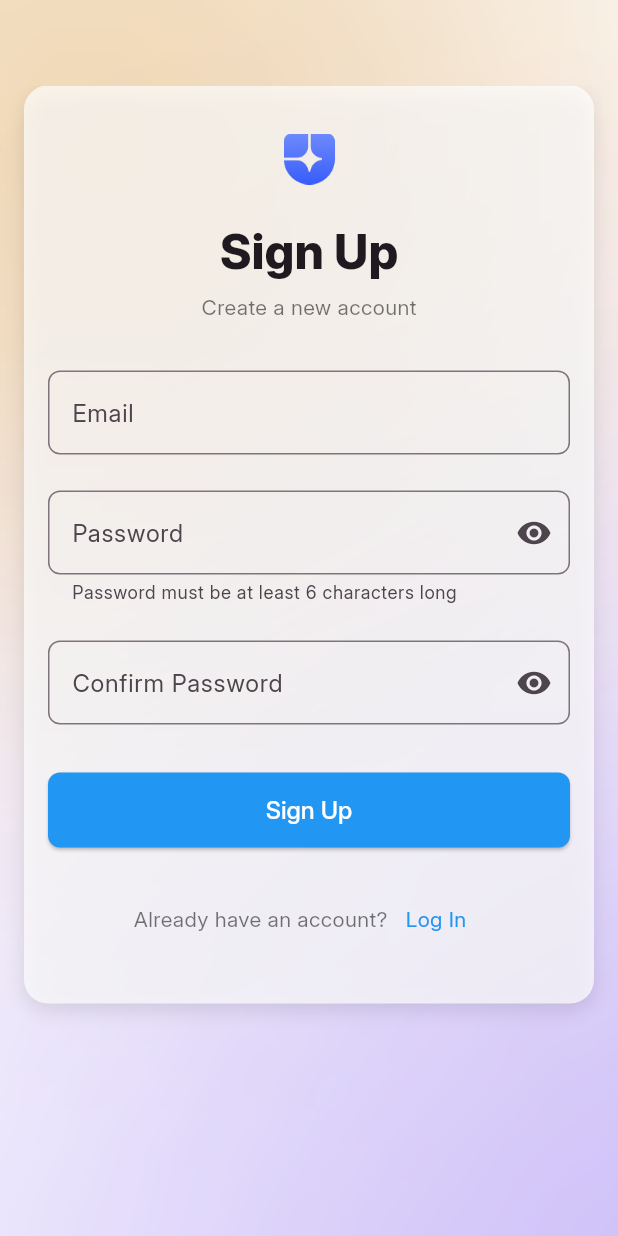
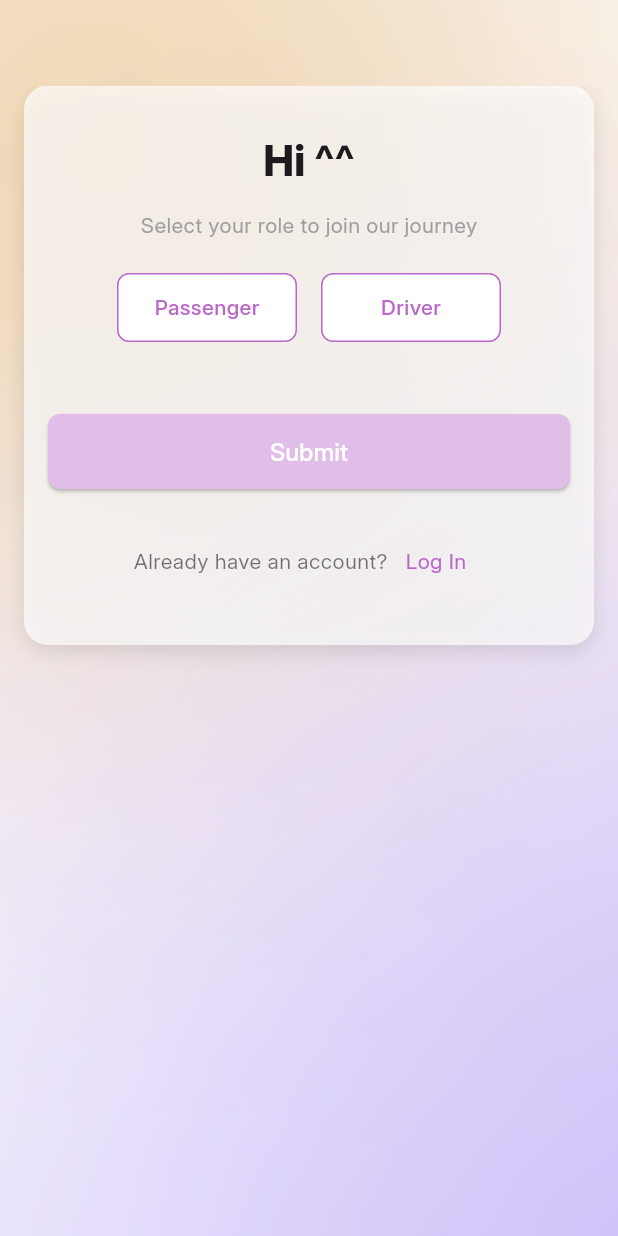
Before and after one commit to thienhdbse170185/F-Journey.Mobile, a Flutter app: the screen it shows after launch, swiped to page 2, on a phone screen of 412 x 824 dp. Run offline on Flutter 3.47's test engine with Material 3 defaults, Android fonts, the light colour scheme and no system bars; our stand-ins replace flutter_bloc, go_router, lottie.

Commit message:
add role_selection widget

```diff
--- a/lib/features/auth/widgets/index.dart
+++ b/lib/features/auth/widgets/index.dart
@@ -1,5 +1,6 @@
 import 'package:f_journey/features/auth/widgets/login/login.dart';
 import 'package:f_journey/features/auth/widgets/register/register.dart';
+import 'package:f_journey/features/auth/widgets/register/role_selection.dart';
 import 'package:flutter/material.dart';
 
 class AuthWidget extends StatefulWidget {
@@ -52,10 +53,15 @@ class _AuthWidgetState extends State<AuthWidget> {
                     textTheme: widget.textTheme,
                     onToggle: toggleView,
                   ),
-                  RegisterWidget(
+                  // RegisterWidget(
+                  //   textTheme: widget.textTheme,
+                  //   onToggle: toggleView,
+                  // ),
+                  RoleSelectionWidget(
                     textTheme: widget.textTheme,
+                    onSubmit: () {},
                     onToggle: toggleView,
-                  ),
+                  )
                 ],
               ),
             ),
--- /dev/null
+++ b/lib/features/auth/widgets/register/role_selection.dart
@@ -0,0 +1,252 @@
+import 'package:flutter/material.dart';
+
+class RoleSelectionWidget extends StatefulWidget {
+  const RoleSelectionWidget(
+      {super.key,
+      required this.textTheme,
+      required this.onSubmit,
+      required this.onToggle});
+
+  final TextTheme textTheme;
+  final VoidCallback onSubmit;
+  final VoidCallback onToggle;
+
+  @override
+  State<RoleSelectionWidget> createState() => _RoleSelectionWidgetState();
+}
+
+class _RoleSelectionWidgetState extends State<RoleSelectionWidget> {
+  final TextEditingController studentIdController = TextEditingController();
+  final TextEditingController licenseNumberController = TextEditingController();
+  bool isDriver = false;
+  bool isPassenger = false;
+  bool isStudentIdRequired = false;
+  String? selectedAvatar;
+  String? selectedStudentCardImage;
+  String? selectedLicenseImage;
+  String? selectedVehicleImage;
+
+  bool get isRoleSelected => isDriver || isPassenger;
+
+  void _submit() {
+    if (!isRoleSelected) {
+      ScaffoldMessenger.of(context).showSnackBar(
+        const SnackBar(content: Text('Please select a role.')),
+      );
+      return;
+    }
+    if ((isPassenger &&
+            (studentIdController.text.isEmpty ||
+                selectedStudentCardImage == null)) ||
+        (isDriver &&
+            (licenseNumberController.text.isEmpty ||
+                selectedLicenseImage == null ||
+                selectedVehicleImage == null))) {
+      ScaffoldMessenger.of(context).showSnackBar(
+        const SnackBar(content: Text('Please complete all required fields.')),
+      );
+      return;
+    }
+
+    ScaffoldMessenger.of(context).showSnackBar(
+      const SnackBar(content: Text('Processing Role Selection')),
+    );
+    widget.onSubmit();
+  }
+
+  void _selectRole(bool driverSelected) {
+    setState(() {
+      isDriver = driverSelected;
+      isPassenger = !driverSelected;
+      isStudentIdRequired = !driverSelected;
+    });
+  }
+
+  @override
+  Widget build(BuildContext context) {
+    String greetingText = 'Hi ^^';
+    String instructionText = 'Select your role to join our journey';
+
+    if (isPassenger) {
+      greetingText = 'Hi, passenger ^^';
+      instructionText = 'Please provide us your detail information';
+    } else if (isDriver) {
+      greetingText = 'Hi, driver ^^';
+      instructionText = 'Please provide us your driver details';
+    }
+
+    return SingleChildScrollView(
+      child: Container(
+        padding: const EdgeInsets.symmetric(horizontal: 16.0, vertical: 32),
+        margin: const EdgeInsets.symmetric(horizontal: 16.0),
+        decoration: BoxDecoration(
+          color: Colors.white.withOpacity(0.7),
+          borderRadius: BorderRadius.circular(16.0),
+          boxShadow: [
+            BoxShadow(
+              color: Colors.black.withOpacity(0.1),
+              blurRadius: 10.0,
+              offset: const Offset(0, 5),
+            ),
+          ],
+        ),
+        child: Column(
+          mainAxisSize: MainAxisSize.min,
+          children: [
+            Text(greetingText,
+                style: widget.textTheme.headlineLarge?.copyWith(fontSize: 28)),
+            const SizedBox(height: 16),
+            Text(
+              instructionText,
+              style: widget.textTheme.bodyMedium?.copyWith(color: Colors.grey),
+            ),
+            const SizedBox(height: 22),
+
+            // Role selection buttons
+            Row(
+              mainAxisAlignment: MainAxisAlignment.center,
+              children: [
+                _buildRoleButton(
+                    'Passenger', isPassenger, () => _selectRole(false)),
+                const SizedBox(width: 16),
+                _buildRoleButton('Driver', isDriver, () => _selectRole(true)),
+              ],
+            ),
+            const SizedBox(height: 16),
+
+            // Additional fields for Passenger
+            if (isPassenger) ...[
+              TextField(
+                controller: studentIdController,
+                decoration: const InputDecoration(
+                  labelText: 'Student ID',
+                  helperText: 'Required for passengers',
+                ),
+              ),
+              const SizedBox(height: 16),
+              // Upload student card image
+              TextButton(
+                onPressed: () {
+                  // Implement image picker for student card image
+                },
+                child: const Text('Upload Student Card Image'),
+              ),
+              const SizedBox(height: 16),
+              // Upload avatar image or use default
+              TextButton(
+                onPressed: () {
+                  // Implement image picker for avatar
+                },
+                child: const Text('Upload Avatar Image (Optional)'),
+              ),
+            ],
+
+            // Additional fields for Driver
+            if (isDriver) ...[
+              TextField(
+                controller: licenseNumberController,
+                decoration: const InputDecoration(
+                  labelText: 'License Number',
+                ),
+              ),
+              const SizedBox(height: 16),
+              // Upload driver's license image
+              TextButton(
+                onPressed: () {
+                  // Implement image picker for license image
+                },
+                child: const Text('Upload Driver’s License Image'),
+              ),
+              const SizedBox(height: 16),
+              // Upload vehicle image
+              TextButton(
+                onPressed: () {
+                  // Implement image picker for vehicle image
+                },
+                child: const Text('Upload Vehicle Image'),
+              ),
+            ],
+
+            const SizedBox(height: 32),
+            // Submit button, disabled if no role is selected
+            ElevatedButton(
+              // onPressed: isRoleSelected ? _submit : null,
+              onPressed: _submit,
+              style: ElevatedButton.styleFrom(
+                minimumSize: const Size(double.infinity, 50),
+                // Đổi màu của nút khi disabled thành màu tím nhạt
+                backgroundColor: isRoleSelected
+                    ? Colors.purple.shade400
+                    : Colors.purple.shade100,
+                shape: RoundedRectangleBorder(
+                  borderRadius: BorderRadius.circular(8.0),
+                ),
+              ),
+              child: Text(
+                'Submit',
+                style: widget.textTheme.displaySmall?.copyWith(
+                  color: Colors.white,
+                ),
+              ),
+            ),
+            const SizedBox(height: 24),
+            Row(
+              mainAxisAlignment: MainAxisAlignment.center,
+              children: [
+                Text(
+                  "Already have an account?",
+                  style: widget.textTheme.bodyMedium?.copyWith(
+                    color: Colors.black54,
+                  ),
+                ),
+                TextButton(
+                  onPressed: widget.onToggle,
+                  child: Text(
+                    'Log In',
+                    style: widget.textTheme.bodyMedium?.copyWith(
+                      color: Colors.purple.shade300,
+                    ),
+                  ),
+                ),
+              ],
+            ),
+          ],
+        ),
+      ),
+    );
+  }
+
+  // Custom role button widget
+  Widget _buildRoleButton(String title, bool isActive, VoidCallback onTap) {
+    return GestureDetector(
+      onTap: onTap,
+      child: Container(
+        width: 120,
+        padding: const EdgeInsets.symmetric(vertical: 12),
+        decoration: BoxDecoration(
+          color: isActive ? Colors.purple.shade300 : Colors.white,
+          borderRadius: BorderRadius.circular(8),
+          border: Border.all(color: Colors.purple.shade300),
+          boxShadow: isActive
+              ? [
+                  BoxShadow(
+                    color: Colors.purple.withOpacity(0.3),
+                    blurRadius: 10.0,
+                    offset: const Offset(0, 4),
+                  ),
+                ]
+              : [],
+        ),
+        child: Center(
+          child: Text(
+            title,
+            style: TextStyle(
+              color: isActive ? Colors.white : Colors.purple.shade300,
+              fontWeight: FontWeight.w500,
+            ),
+          ),
+        ),
+      ),
+    );
+  }
+}
```
